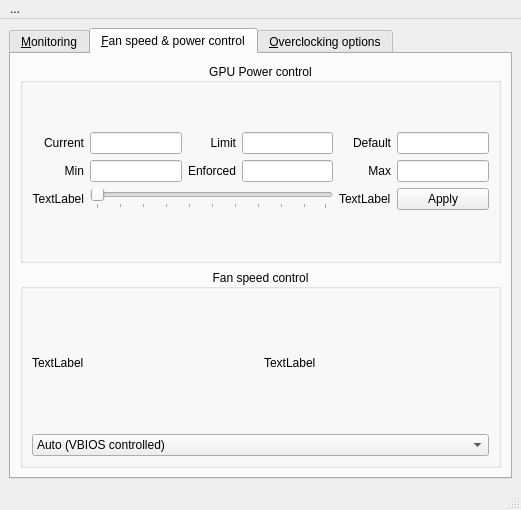
Qt form ui/mainwindow.ui (AlexandrAlexeev7119/NvCtrl-linux) before a commit.
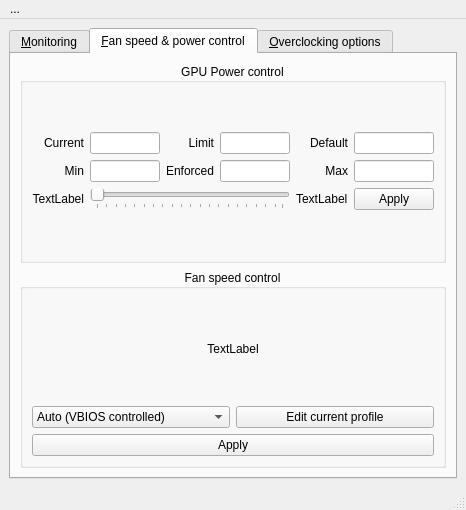
The same form after that commit.

The edit to the form file:
```diff
--- a/ui/mainwindow.ui
+++ b/ui/mainwindow.ui
@@ -6,7 +6,7 @@
    <rect>
     <x>0</x>
     <y>0</y>
-    <width>521</width>
+    <width>466</width>
     <height>510</height>
    </rect>
   </property>
@@ -886,6 +886,12 @@
                <property name="toolTip">
                 <string>Set power limit</string>
                </property>
+               <property name="singleStep">
+                <number>1</number>
+               </property>
+               <property name="pageStep">
+                <number>5</number>
+               </property>
                <property name="value">
                 <number>0</number>
                </property>
@@ -927,23 +933,9 @@
            <set>Qt::AlignCenter</set>
           </property>
           <layout class="QGridLayout" name="gridLayout_9">
-           <item row="1" column="0">
+           <item row="0" column="0">
             <layout class="QGridLayout" name="gridLayout_8">
-             <item row="0" column="1">
-              <widget class="QLabel" name="label_fan_speed_rpm">
-               <property name="text">
-                <string>TextLabel</string>
-               </property>
-              </widget>
-             </item>
-             <item row="0" column="0">
-              <widget class="QLabel" name="label_fan_speed_percentage">
-               <property name="text">
-                <string>TextLabel</string>
-               </property>
-              </widget>
-             </item>
-             <item row="1" column="0" colspan="2">
+             <item row="1" column="0">
               <widget class="QComboBox" name="comboBox_fan_profile">
                <property name="sizeAdjustPolicy">
                 <enum>QComboBox::AdjustToContents</enum>
@@ -960,6 +952,30 @@
                </item>
               </widget>
              </item>
+             <item row="1" column="1">
+              <widget class="QPushButton" name="pushButton_edit_curr_fan_profile">
+               <property name="text">
+                <string>Edit current profile</string>
+               </property>
+              </widget>
+             </item>
+             <item row="3" column="0" colspan="2">
+              <widget class="QPushButton" name="pushButton_apply_fan_profile_settings">
+               <property name="text">
+                <string>Apply</string>
+               </property>
+              </widget>
+             </item>
+             <item row="0" column="0" colspan="2">
+              <widget class="QLabel" name="label_fan_speed_percentage">
+               <property name="text">
+                <string>TextLabel</string>
+               </property>
+               <property name="alignment">
+                <set>Qt::AlignCenter</set>
+               </property>
+              </widget>
+             </item>
             </layout>
            </item>
           </layout>
@@ -981,7 +997,7 @@
     <rect>
      <x>0</x>
      <y>0</y>
-     <width>521</width>
+     <width>466</width>
      <height>22</height>
     </rect>
    </property>
```
